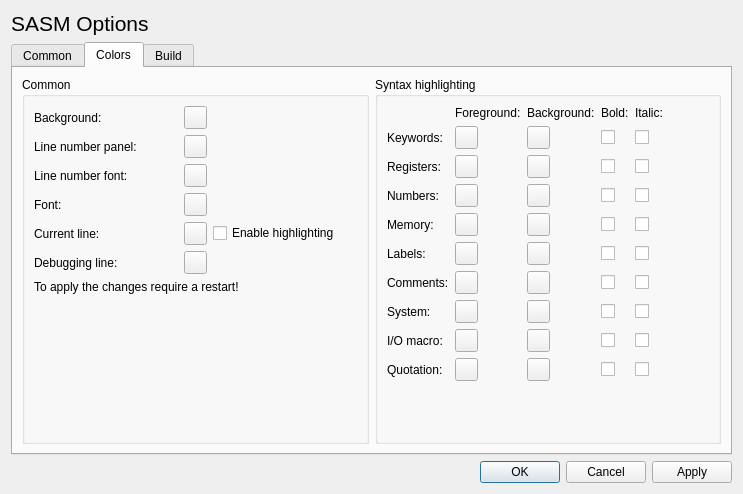
Above: settings.ui from Dman95/SASM before the change. Below: the same form after it.
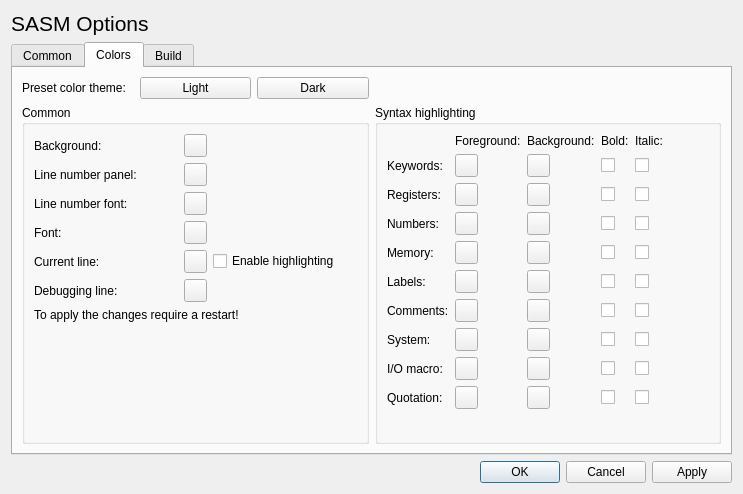
That is the form after the change. The open tabs and pages were chosen to show the change.

Commit message: Dark and light color theme support

Patch:
```diff
--- a/settings.ui
+++ b/settings.ui
@@ -460,7 +460,32 @@
        <string>Colors</string>
       </attribute>
       <layout class="QGridLayout" name="gridLayout">
-       <item row="0" column="2">
+       <item row="0" column="0">
+        <layout class="QHBoxLayout" name="horizontalLayout_10">
+         <item>
+          <widget class="QLabel" name="themeLabel">
+           <property name="text">
+            <string>Preset color theme:</string>
+           </property>
+          </widget>
+         </item>
+         <item>
+          <widget class="QPushButton" name="lightThemeButton">
+           <property name="text">
+            <string>Light</string>
+           </property>
+          </widget>
+         </item>
+         <item>
+          <widget class="QPushButton" name="darkThemeButton">
+           <property name="text">
+            <string>Dark</string>
+           </property>
+          </widget>
+         </item>
+        </layout>
+       </item>
+       <item row="2" column="2">
         <widget class="QGroupBox" name="groupBox">
          <property name="title">
           <string>Syntax highlighting</string>
@@ -1594,7 +1619,7 @@
          </layout>
         </widget>
        </item>
-       <item row="0" column="0">
+       <item row="2" column="0">
         <widget class="QGroupBox" name="groupBox_2">
          <property name="title">
           <string>Common</string>
```
Left out of the diff: 4 changed lines with no effect on the pictures. The commit also changes 27 other files.
